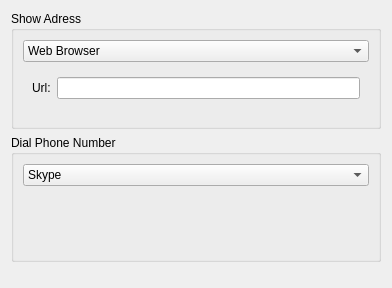
First picture: the form in contact/kcm/akonadicontactactions.ui, repository KDE/akonadi, before the edit.
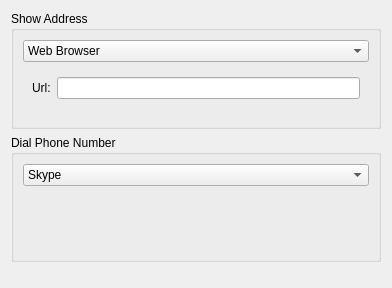
Second picture: the form after the edit.

Commit message: fix typo in "Show Address"

Patch:
```diff
--- a/contact/kcm/akonadicontactactions.ui
+++ b/contact/kcm/akonadicontactactions.ui
@@ -17,7 +17,7 @@
    <item>
     <widget class="QGroupBox" name="groupBox">
      <property name="title">
-      <string>Show Adress</string>
+      <string>Show Address</string>
      </property>
      <layout class="QVBoxLayout" name="verticalLayout">
       <item>
```
